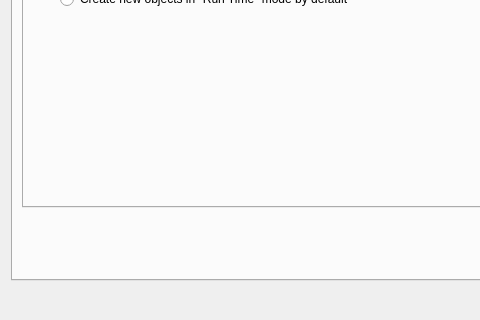
Before: the Qt Designer form src/firewallfabrik/gui/ui/prefsdialog_q.ui in Linuxfabrik/firewallfabrik, drawn with Qt 5; both pictures show x 0 to 480 and y 279 to 599 of the 731 by 599 pixel window.
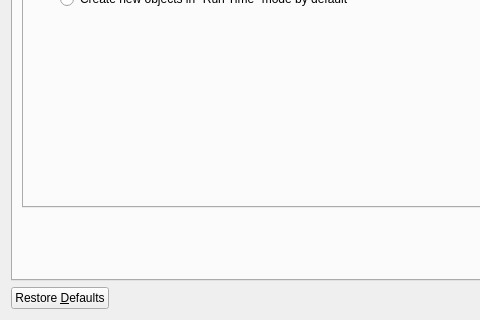
After: the same form once the commit is applied. Icons and pictures are not drawn.

Commit message:
feat(gui): add Restore Defaults button to Preferences dialog
Resets all preferences to application defaults: object tooltips,
tree attributes, icon size, DNS Name/Address Table resolve mode,
policy rule defaults (logging, stateful, action, direction),
interface autoconfiguration, label colors/texts, and
platform/OS enabled states.

```diff
--- a/src/firewallfabrik/gui/ui/prefsdialog_q.ui
+++ b/src/firewallfabrik/gui/ui/prefsdialog_q.ui
@@ -22,6 +22,16 @@
   <layout class="QGridLayout" name="prefs_gridLayout">
    <item row="1" column="0">
     <layout class="QHBoxLayout">
+     <item>
+      <widget class="QPushButton" name="buttonRestoreDefaults">
+       <property name="text">
+        <string>Restore &amp;Defaults</string>
+       </property>
+       <property name="toolTip">
+        <string>Reset all preferences to their default values</string>
+       </property>
+      </widget>
+     </item>
      <item>
       <spacer>
        <property name="orientation">
```
The commit also changes 2 other files.
